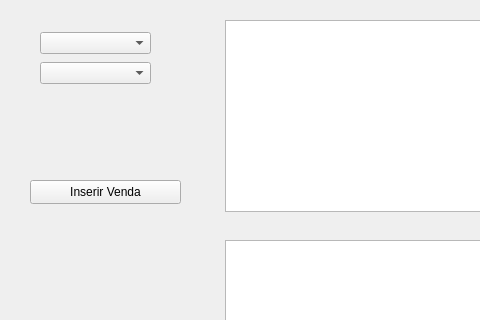
GabR36/QEstoqueLoja, file vendas.ui: the form before one commit; both pictures show x 0 to 480 and y 0 to 320 of the 653 by 465 pixel window.
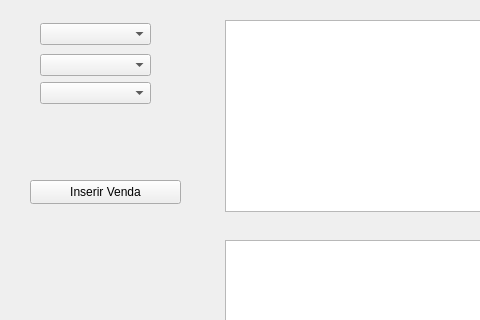
The form after the commit.

Commit message: Pegar datas disponiveis venda e colocar nos comboboxes

```diff
--- a/vendas.ui
+++ b/vendas.ui
@@ -86,17 +86,24 @@
    <property name="geometry">
     <rect>
      <x>40</x>
-     <y>30</y>
+     <y>20</y>
      <width>111</width>
-     <height>56</height>
+     <height>88</height>
     </rect>
    </property>
+   <layout class="QVBoxLayout" name="verticalLayout_2">
+    <item>
+     <widget class="QComboBox" name="CBox_Ano"/>
+    </item>
+    <item>
    <layout class="QVBoxLayout" name="verticalLayout">
     <item>
      <widget class="QComboBox" name="CBox_Mes"/>
     </item>
     <item>
      <widget class="QComboBox" name="CBox_Dia"/>
+      </item>
+     </layout>
     </item>
    </layout>
   </widget>
```
Lines whose indentation alone changed are shown as unchanged. The commit also changes 1 other file.
